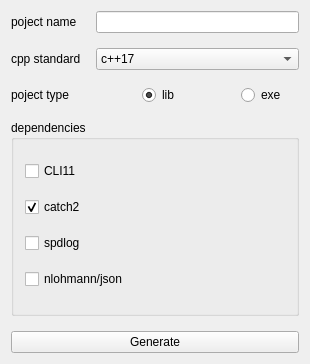
Above: src/app/mainwindow.ui from snezsky/gena before the change. Below: the same form after it.
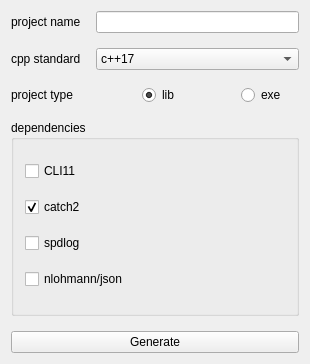
That is the form after the change.

Commit message: fix typos in readme and gui

What changed in the file:
```diff
--- a/src/app/mainwindow.ui
+++ b/src/app/mainwindow.ui
@@ -57,7 +57,7 @@
     <item row="0" column="0">
      <widget class="QLabel" name="label_name">
       <property name="text">
-       <string>poject name</string>
+       <string>project name</string>
       </property>
       <property name="alignment">
        <set>Qt::AlignmentFlag::AlignLeading|Qt::AlignmentFlag::AlignLeft|Qt::AlignmentFlag::AlignVCenter</set>
@@ -83,7 +83,7 @@
     <item row="3" column="0">
      <widget class="QLabel" name="label_type">
       <property name="text">
-       <string>poject type</string>
+       <string>project type</string>
       </property>
       <property name="alignment">
        <set>Qt::AlignmentFlag::AlignLeading|Qt::AlignmentFlag::AlignLeft|Qt::AlignmentFlag::AlignVCenter</set>
```
The commit also changes 1 other file.
